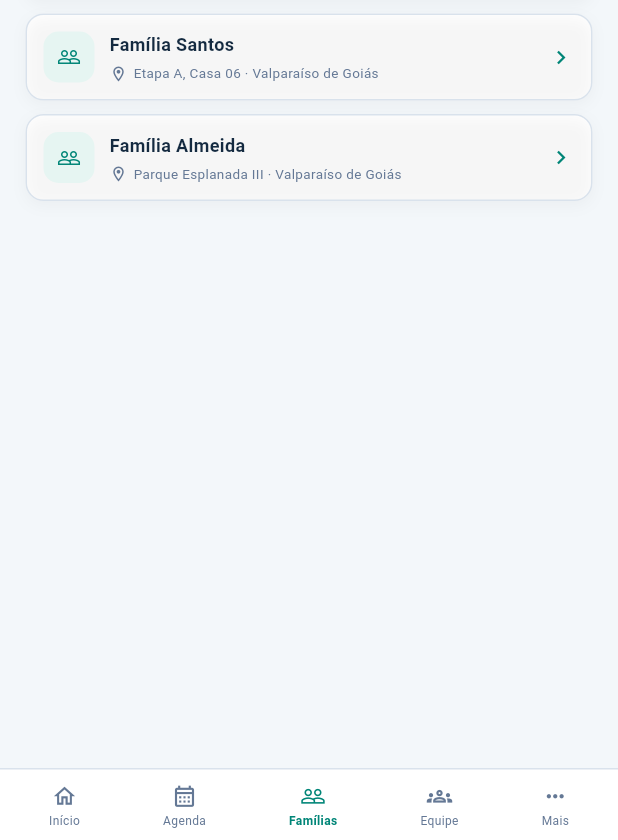
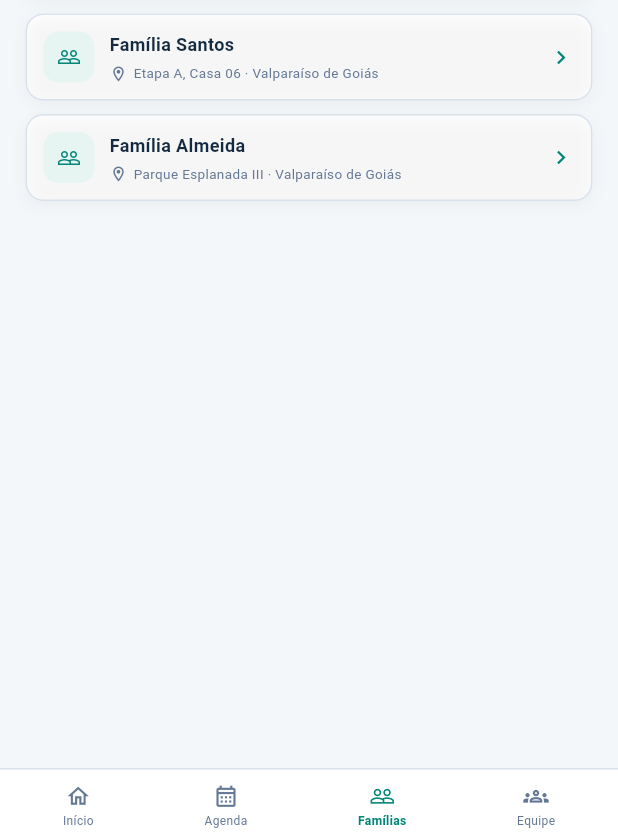
Before and after one commit to Davi-Quirino-Rocha/Visita-, a Flutter app: the TelaFamilias screen opened directly, on a phone screen of 412 x 824 dp, the part 396-1236 px from its top. Run offline on Flutter 3.47's test engine with Material 3 defaults, Android fonts, the phone set to English and light mode, and no system bars.

Commit message:
Remoção Necessaria

```diff
--- a/lib/screens/tela_agenda_equipe.dart
+++ b/lib/screens/tela_agenda_equipe.dart
@@ -132,11 +132,6 @@ class TelaAgendaEquipe extends StatelessWidget {
                     icone: Icons.groups_outlined,
                     titulo: 'Equipe',
                     aoTocar: () => _mensagem(context, 'Equipe'),
-                  ),
-                  _ItemMenuAgenda(
-                    icone: Icons.more_horiz,
-                    titulo: 'Mais',
-                    aoTocar: () => _mensagem(context, 'Mais opções'),
                   ),
                 ],
               ),
--- a/lib/screens/tela_agenda_tecnico.dart
+++ b/lib/screens/tela_agenda_tecnico.dart
@@ -230,7 +230,6 @@ class TelaAgendaTecnico extends StatelessWidget {
                   ),
                   _ItemMenu(icone: Icons.people_outline, texto: 'Famílias'),
                   _ItemMenu(icone: Icons.groups_outlined, texto: 'Equipe'),
-                  _ItemMenu(icone: Icons.more_horiz, texto: 'Mais'),
                 ],
               ),
             ),
--- a/lib/screens/tela_detalhe_visita_tecnico.dart
+++ b/lib/screens/tela_detalhe_visita_tecnico.dart
@@ -267,11 +267,6 @@ class TelaDetalhesFamilia extends StatelessWidget {
                     titulo: 'Equipe',
                     aoTocar: () => _mensagem(context, 'Equipe'),
                   ),
-                  _ItemMenuDetalhes(
-                    icone: Icons.more_horiz,
-                    titulo: 'Mais',
-                    aoTocar: () => _mensagem(context, 'Mais opções'),
-                  ),
                 ],
               ),
             ),
--- a/lib/screens/tela_detalhes_familia.dart
+++ b/lib/screens/tela_detalhes_familia.dart
@@ -270,11 +270,6 @@ class TelaDetalhesFamilia extends StatelessWidget {
                     titulo: 'Equipe',
                     aoTocar: () => _mensagem(context, 'Equipe'),
                   ),
-                  _ItemMenuDetalhes(
-                    icone: Icons.more_horiz,
-                    titulo: 'Mais',
-                    aoTocar: () => _mensagem(context, 'Mais opções'),
-                  ),
                 ],
               ),
             ),
--- a/lib/screens/tela_encaminhamentos.dart
+++ b/lib/screens/tela_encaminhamentos.dart
@@ -505,7 +505,6 @@ class _TelaEncaminhamentosState extends State<TelaEncaminhamentos> {
                   _itemMenu(Icons.calendar_month_outlined, 'Agenda', false),
                   _itemMenu(Icons.assignment_outlined, 'Visitas', true),
                   _itemMenu(Icons.people_outline, 'Famílias', false),
-                  _itemMenu(Icons.more_horiz, 'Mais', false),
                 ],
               ),
             ),
--- a/lib/screens/tela_equipe.dart
+++ b/lib/screens/tela_equipe.dart
@@ -359,11 +359,6 @@ class _TelaEquipeState extends State<TelaEquipe> {
                     selecionado: true,
                     aoTocar: () {},
                   ),
-                  _ItemMenuEquipe(
-                    icone: Icons.more_horiz,
-                    titulo: 'Mais',
-                    aoTocar: () => _mensagem(context, 'Mais opções'),
-                  ),
                 ],
               ),
             ),
--- a/lib/screens/tela_familias.dart
+++ b/lib/screens/tela_familias.dart
@@ -226,11 +226,6 @@ class _TelaFamiliasState extends State<TelaFamilias> {
                     titulo: 'Equipe',
                     aoTocar: () => _mensagem(context, 'Equipe'),
                   ),
-                  _ItemMenuFamilias(
-                    icone: Icons.more_horiz,
-                    titulo: 'Mais',
-                    aoTocar: () => _mensagem(context, 'Mais opções'),
-                  ),
                 ],
               ),
             ),
--- a/lib/screens/tela_historico_visitas.dart
+++ b/lib/screens/tela_historico_visitas.dart
@@ -265,11 +265,6 @@ class _TelaHistoricoVisitasState extends State<TelaHistoricoVisitas> {
                     titulo: 'Equipe',
                     aoTocar: () => _mensagem(context, 'Equipe'),
                   ),
-                  _MenuHistorico(
-                    icone: Icons.more_horiz,
-                    titulo: 'Mais',
-                    aoTocar: () => _mensagem(context, 'Mais opções'),
-                  ),
                 ],
               ),
             ),
--- a/lib/screens/tela_home_coordenador.dart
+++ b/lib/screens/tela_home_coordenador.dart
@@ -269,11 +269,6 @@ class TelaHomeCoordenador extends StatelessWidget {
                         ),
                       );
                     },
-                  ),
-                  _ItemMenuHome(
-                    icone: Icons.more_horiz,
-                    titulo: 'Mais',
-                    aoTocar: () => _mensagem(context, 'Mais opções'),
                   ),
                 ],
               ),
--- a/lib/screens/tela_home_tecnico.dart
+++ b/lib/screens/tela_home_tecnico.dart
@@ -333,11 +333,6 @@ class TelaHomeTecnico extends StatelessWidget {
                     titulo: 'Equipe',
                     aoTocar: () => _mensagem(context, 'Equipe'),
                   ),
-                  _MenuTecnico(
-                    icone: Icons.more_horiz,
-                    titulo: 'Mais',
-                    aoTocar: () => _mensagem(context, 'Mais opções'),
-                  ),
                 ],
               ),
             ),
--- a/lib/screens/tela_informacoes_tecnico.dart
+++ b/lib/screens/tela_informacoes_tecnico.dart
@@ -300,7 +300,6 @@ class TelaInformacoesVisita extends StatelessWidget {
                 selecionado: true,
               ),
               _ItemNavegacao(icone: Icons.groups_outlined, titulo: 'Equipe'),
-              _ItemNavegacao(icone: Icons.more_horiz, titulo: 'Mais'),
             ],
           ),
         ),
--- a/lib/screens/tela_informacoes_visita.dart
+++ b/lib/screens/tela_informacoes_visita.dart
@@ -363,11 +363,6 @@ class TelaInformacoesVisita extends StatelessWidget {
                     titulo: 'Equipe',
                     aoTocar: () => _mensagem(context, 'Equipe'),
                   ),
-                  _ItemMenuVisita(
-                    icone: Icons.more_horiz,
-                    titulo: 'Mais',
-                    aoTocar: () => _mensagem(context, 'Mais opções'),
-                  ),
                 ],
               ),
             ),
--- a/lib/screens/tela_nova_visita.dart
+++ b/lib/screens/tela_nova_visita.dart
@@ -432,7 +432,6 @@ class _TelaNovaVisitaState extends State<TelaNovaVisita> {
                     icone: Icons.people_outline,
                     titulo: 'Famílias',
                   ),
-                  _ItemInferior(icone: Icons.more_horiz, titulo: 'Mais'),
                 ],
               ),
             ),
--- a/lib/screens/tela_observacoes.dart
+++ b/lib/screens/tela_observacoes.dart
@@ -480,7 +480,6 @@ class _TelaObservacoesState extends State<TelaObservacoes> {
                   _itemMenu(Icons.calendar_month_outlined, 'Agenda', false),
                   _itemMenu(Icons.assignment_outlined, 'Visitas', true),
                   _itemMenu(Icons.people_outline, 'Famílias', false),
-                  _itemMenu(Icons.more_horiz, 'Mais', false),
                 ],
               ),
             ),
--- a/lib/screens/tela_perfil_coordenador.dart
+++ b/lib/screens/tela_perfil_coordenador.dart
@@ -271,7 +271,6 @@ class TelaPerfilCoordenador extends StatelessWidget {
                   _ItemMenu(Icons.calendar_month_outlined, 'Agenda', false),
                   _ItemMenu(Icons.people_outline, 'Famílias', false),
                   _ItemMenu(Icons.groups_outlined, 'Equipe', false),
-                  _ItemMenu(Icons.more_horiz, 'Mais', true),
                 ],
               ),
             ),
--- a/lib/screens/tela_resultado_encaminhamento.dart
+++ b/lib/screens/tela_resultado_encaminhamento.dart
@@ -340,7 +340,6 @@ class TelaResultadoEncaminhamento extends StatelessWidget {
               _ItemEncaminhamento(Icons.calendar_month_outlined, 'Agenda'),
               _ItemEncaminhamento(Icons.assignment_outlined, 'Visitas', true),
               _ItemEncaminhamento(Icons.people_outline, 'Famílias'),
-              _ItemEncaminhamento(Icons.more_horiz, 'Mais'),
             ],
           ),
         ),
--- a/lib/screens/tela_resultado_visita.dart
+++ b/lib/screens/tela_resultado_visita.dart
@@ -261,7 +261,6 @@ class TelaResultadoVisita extends StatelessWidget {
               _ItemResultado(Icons.calendar_month_outlined, 'Agenda'),
               _ItemResultado(Icons.assignment_outlined, 'Visitas', true),
               _ItemResultado(Icons.people_outline, 'Famílias'),
-              _ItemResultado(Icons.more_horiz, 'Mais'),
             ],
           ),
         ),
```
